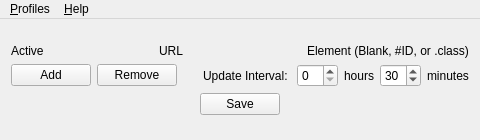
The window that src/profilewindow.ui (dGrowl/SiteDeltaMonitor) describes before a commit, drawn with Qt 5.
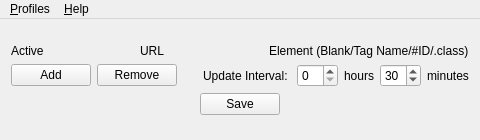
The same window after the commit.

Commit message: Added ability to target specific HTML elements using the gumbo-parser library.

```diff
--- a/src/profilewindow.ui
+++ b/src/profilewindow.ui
@@ -45,7 +45,7 @@
          </sizepolicy>
         </property>
         <property name="text">
-         <string>Element (Blank, #ID, or .class)</string>
+         <string>Element (Blank/Tag Name/#ID/.class)</string>
         </property>
        </widget>
       </item>
```
Left out of the diff: 6 changed lines with no effect on the pictures. The commit also changes 8 other files.
